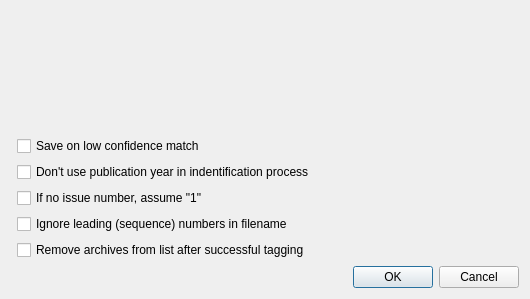
comictagger/comictagger, file autotagstartwindow.ui: the form before one commit.
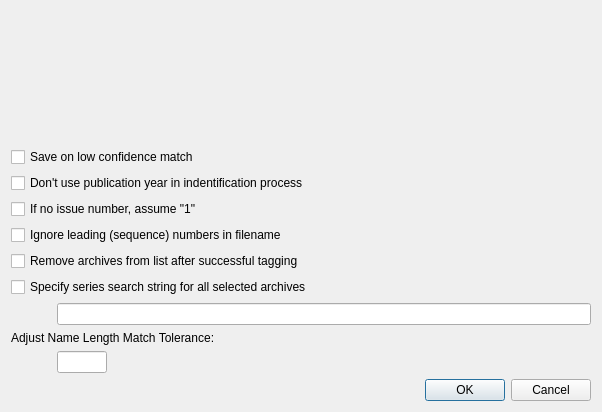
The form after the commit.

Commit message: Added more options to auto tag start:  Use specific search string  Change length tolerance

The edit to the form file:
```diff
--- a/autotagstartwindow.ui
+++ b/autotagstartwindow.ui
@@ -9,8 +9,8 @@
    <rect>
     <x>0</x>
     <y>0</y>
-    <width>530</width>
-    <height>299</height>
+    <width>602</width>
+    <height>412</height>
    </rect>
   </property>
   <property name="windowTitle">
@@ -43,14 +43,7 @@
        <property name="fieldGrowthPolicy">
         <enum>QFormLayout::AllNonFixedFieldsGrow</enum>
        </property>
-       <item row="1" column="1">
-        <widget class="QCheckBox" name="cbxDontUseYear">
-         <property name="text">
-          <string>Don't use publication year in indentification process</string>
-         </property>
-        </widget>
-       </item>
-       <item row="0" column="1">
+       <item row="0" column="0" colspan="2">
         <widget class="QCheckBox" name="cbxSaveOnLowConfidence">
          <property name="sizePolicy">
           <sizepolicy hsizetype="Minimum" vsizetype="Preferred">
@@ -63,27 +56,74 @@
          </property>
         </widget>
        </item>
-       <item row="2" column="1">
+       <item row="1" column="0" colspan="2">
+        <widget class="QCheckBox" name="cbxDontUseYear">
+         <property name="text">
+          <string>Don't use publication year in indentification process</string>
+         </property>
+        </widget>
+       </item>
+       <item row="2" column="0" colspan="2">
         <widget class="QCheckBox" name="cbxAssumeIssueOne">
          <property name="text">
           <string>If no issue number, assume &quot;1&quot;</string>
          </property>
         </widget>
        </item>
-       <item row="3" column="1">
+       <item row="3" column="0" colspan="2">
         <widget class="QCheckBox" name="cbxIgnoreLeadingDigitsInFilename">
          <property name="text">
           <string>Ignore leading (sequence) numbers in filename</string>
          </property>
         </widget>
        </item>
-       <item row="4" column="1">
+       <item row="4" column="0" colspan="2">
         <widget class="QCheckBox" name="cbxRemoveAfterSuccess">
          <property name="text">
           <string>Remove archives from list after successful tagging</string>
          </property>
         </widget>
        </item>
+       <item row="5" column="0" colspan="2">
+        <widget class="QCheckBox" name="cbxSpecifySearchString">
+         <property name="text">
+          <string>Specify series search string for all selected archives</string>
+         </property>
+        </widget>
+       </item>
+       <item row="6" column="0">
+        <widget class="QLabel" name="label_2">
+         <property name="minimumSize">
+          <size>
+           <width>40</width>
+           <height>0</height>
+          </size>
+         </property>
+         <property name="text">
+          <string>  </string>
+         </property>
+        </widget>
+       </item>
+       <item row="6" column="1">
+        <widget class="QLineEdit" name="leSearchString"/>
+       </item>
+       <item row="8" column="1">
+        <widget class="QLineEdit" name="leNameLengthMatchTolerance">
+         <property name="maximumSize">
+          <size>
+           <width>50</width>
+           <height>16777215</height>
+          </size>
+         </property>
+        </widget>
+       </item>
+       <item row="7" column="0" colspan="2">
+        <widget class="QLabel" name="label_3">
+         <property name="text">
+          <string>Adjust Name Length Match Tolerance:</string>
+         </property>
+        </widget>
+       </item>
       </layout>
      </item>
      <item>
```
The commit also changes 4 other files.
